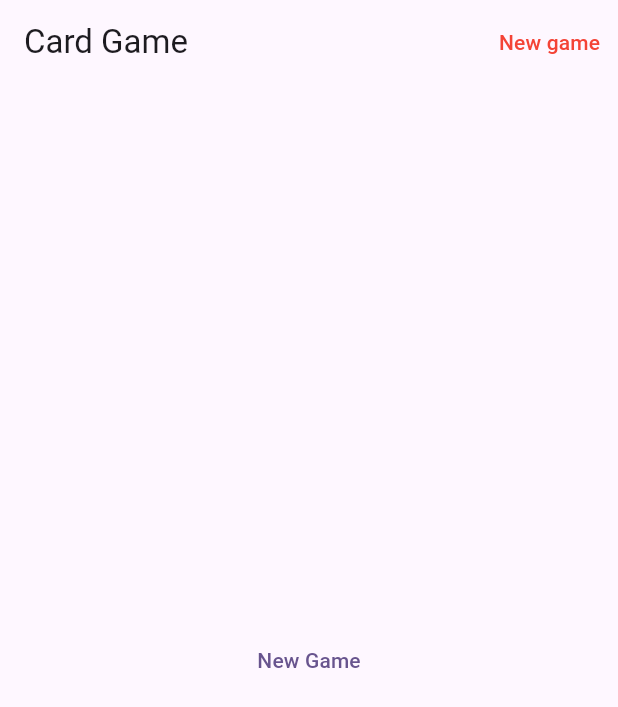
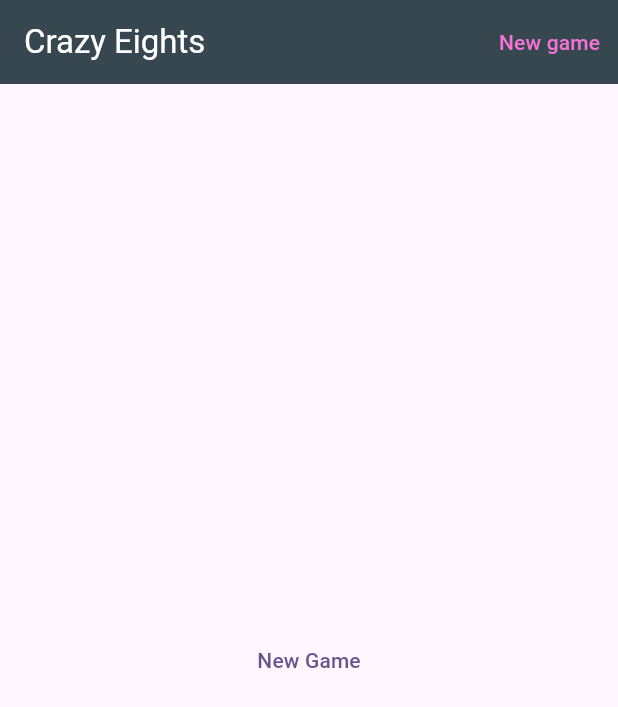
Before and after one commit to mlenda000/card_game, a Flutter app: the screen it shows after launch, on a phone screen of 412 x 824 dp. Shown: the top 707 px of the screen. Run offline on Flutter 3.47's test engine with Material 3 defaults, Android fonts, the phone set to English and light mode, and no system bars; our stand-ins replace cached_network_image, validators.

```diff
--- a/lib/components/game_board.dart
+++ b/lib/components/game_board.dart
@@ -1,9 +1,10 @@
 import 'package:card_game/components/card_list.dart';
 import 'package:card_game/components/deck_pile.dart';
-import 'package:card_game/components/playing_card.dart';
+import 'package:card_game/components/discard_pile.dart';
+import 'package:card_game/components/player_info.dart';
 import 'package:card_game/models/card_model.dart';
 import 'package:card_game/models/player_model.dart';
-import 'package:card_game/providers/game_provider.dart';
+import 'package:card_game/providers/crazy_eights_game_provider.dart';
 import 'package:flutter/material.dart';
 import 'package:provider/provider.dart';
 
@@ -12,38 +13,89 @@ class GameBoard extends StatelessWidget {
 
   @override
   Widget build(BuildContext context) {
-    return Consumer<GameProvider>(
+    return Consumer<CrazyEightsGameProvider>(
       builder: (context, model, child) {
         return model.currentDeck != null
-            ? Stack(
+            ? Column(
               children: [
+                PlayerInfo(turn: model.turn),
+                Expanded(
+                  child: Stack(
+                      children: [
+                        Container(
+                          color: Colors.green,
+                          child: Align(
+                            alignment: Alignment.center,
+                            child: Column(
+                              mainAxisSize: MainAxisSize.min,
+                              children: [
+                                Row(
+                                  mainAxisSize: MainAxisSize.min,
+                                  mainAxisAlignment: MainAxisAlignment.center,
+                                  children: [
+                                    GestureDetector(
+                                      onTap: () async {
+                                        await model.drawCards(model.turn.currentPlayer);
+                                      },
+                                      child: DeckPile(
+                                          remaining: model.currentDeck!.remaining),
+                                    ),
+                                    SizedBox(width: 8),
+                                    DiscardPile(
+                                      cards: model.discards,
+                                    ),
+                                  ],
+                                ),
+                                if (model.buttonWidget != null) model.buttonWidget!,
+                              ],
+                            ),
+                          ),
+                        ),
                         Align(
-                    alignment: Alignment.center,
-                    child: GestureDetector(
-                        onTap: () async {
-                          await model.drawCards(model.players.first);
-                        },
-                        child:
-                            DeckPile(remaining: model.currentDeck!.remaining)),
+                            alignment: Alignment.topCenter,
+                            child: Padding(
+                              padding: const EdgeInsets.only(left:16.0, right: 16.0, top: 4.0),
+                              child: CardList(
+                                player: model.players[1],
                               ),
+                            )),
                         Align(
                           alignment: Alignment.bottomCenter,
                           child: Column(
                             mainAxisSize: MainAxisSize.min,
                             children: [
-                          Row(
+                              Padding(
+                                padding: const EdgeInsets.all(8.0),
+                                child: Row(
                                   mainAxisAlignment: MainAxisAlignment.end,
                                   children: [
+                                    if (model.turn.currentPlayer == model.players[0])
                                       ElevatedButton(
-                                  onPressed: () {}, child:const Text("End Turn"))
+                                          onPressed: model.canEndTurn
+                                              ? () {
+                                                  model.endTurn();
+                                                }
+                                              : null,
+                                          child: const Text("End Turn"))
                                   ],
                                 ),
-                          const SizedBox(height: 8,),
-                          CardList(
+                              ),
+                              Padding(
+                                padding: const EdgeInsets.only(bottom:4.0, left: 16.0, right: 16.0),
+                                child: CardList(
                                   player: model.players[0],
+                                  onPlayCard: (CardModel card) {
+                                    model.playCard(
+                                        card: card, player: model.players[0]);
+                                  },
+                                ),
                               ),
                             ],
-                      )),
+                          ),
+                        ),
+                      ],
+                    ),
+                ),
               ],
             )
             : Center(
--- a/lib/constants.dart
+++ b/lib/constants.dart
@@ -1,2 +1,9 @@
+// ignore_for_file: constant_identifier_names
+
+// card styles constants
 const CARD_WIDTH = 226 / 2;
 const CARD_HEIGHT = 314 / 2;
+
+// game state constants
+const GS_LAST_SUIT = "GS_LAST_SUIT";
+const GS_LAST_VALUE = "GS_LAST_VALUE";
--- a/lib/main.dart
+++ b/lib/main.dart
@@ -1,11 +1,14 @@
-import 'package:card_game/providers/game_provider.dart';
+import 'package:card_game/providers/crazy_eights_game_provider.dart';
 import 'package:card_game/screens/game_screen.dart';
 import 'package:flutter/material.dart';
 import 'package:provider/provider.dart';
 
+final navigatorKey = GlobalKey<NavigatorState>();
+final rootScaffoldMessengerKey = GlobalKey<ScaffoldMessengerState>();
+
 void main() {
   runApp(MultiProvider(
-      providers: [ChangeNotifierProvider(create: (_) => GameProvider())],
+      providers: [ChangeNotifierProvider(create: (_) => CrazyEightsGameProvider())],
       child: const MyApp()));
 }
 
@@ -16,6 +19,8 @@ class MyApp extends StatelessWidget {
   @override
   Widget build(BuildContext context) {
     return MaterialApp(
+      navigatorKey: navigatorKey,
+      scaffoldMessengerKey: rootScaffoldMessengerKey,
       title: 'Card Game',
       debugShowCheckedModeBanner: false,
       theme: ThemeData(
--- a/lib/models/player_model.dart
+++ b/lib/models/player_model.dart
@@ -15,7 +15,7 @@ class PlayerModel {
       cards = [...cards, ...newCards];
     }
 
-    removeCards(CardModel card){
+    removeCard(CardModel card){
       cards.removeWhere((c) => c.value == card.value && c.suit == card.suit);
     }
 
--- a/lib/screens/game_screen.dart
+++ b/lib/screens/game_screen.dart
@@ -1,7 +1,6 @@
 import 'package:card_game/components/game_board.dart';
 import 'package:card_game/models/player_model.dart';
-import 'package:card_game/providers/game_provider.dart';
-import 'package:card_game/services/deck_service.dart';
+import 'package:card_game/providers/crazy_eights_game_provider.dart';
 import 'package:flutter/material.dart';
 import 'package:provider/provider.dart';
 
@@ -12,12 +11,12 @@ class GameScreen extends StatefulWidget {
   State<GameScreen> createState() => _GameScreenState();
 }
 
-late final GameProvider _gameProvider;
+late final CrazyEightsGameProvider _gameProvider;
 
 class _GameScreenState extends State<GameScreen> {
   @override
   void initState() {
-    _gameProvider = Provider.of<GameProvider>(context, listen: false);
+    _gameProvider = Provider.of<CrazyEightsGameProvider>(context, listen: false);
     super.initState();
   }
 
@@ -25,7 +24,9 @@ class _GameScreenState extends State<GameScreen> {
   Widget build(BuildContext context) {
     return Scaffold(
       appBar: AppBar(
-        title: const Text("Card Game"),
+        backgroundColor: Colors.blueGrey[800],
+        foregroundColor: Colors.white,
+        title: const Text("Crazy Eights"),
         actions: [
           TextButton(
             onPressed: () async {
@@ -38,7 +39,7 @@ class _GameScreenState extends State<GameScreen> {
             },
             child: const Text(
               "New game",
-              style: TextStyle(color: Colors.red),
+              style: TextStyle(color: Color.fromARGB(255, 244, 115, 214)),
             ),
           ),
         ],
```
Also changed, not shown: lib/components/card_list.dart (+6 -1 lines), lib/components/discard_pile.dart (added, +25 -0 lines), lib/components/player_info.dart (added, +43 -0 lines), lib/components/playing_card.dart (+17 -4 lines), lib/components/suit_chooser_modal.dart (added, +44 -0 lines), lib/models/turn_model.dart (+11 -5 lines), lib/providers/crazy_eights_game_provider.dart (added, +109 -0 lines), lib/providers/game_provider.dart (+126 -7 lines). Lines whose indentation alone changed are shown as unchanged.
